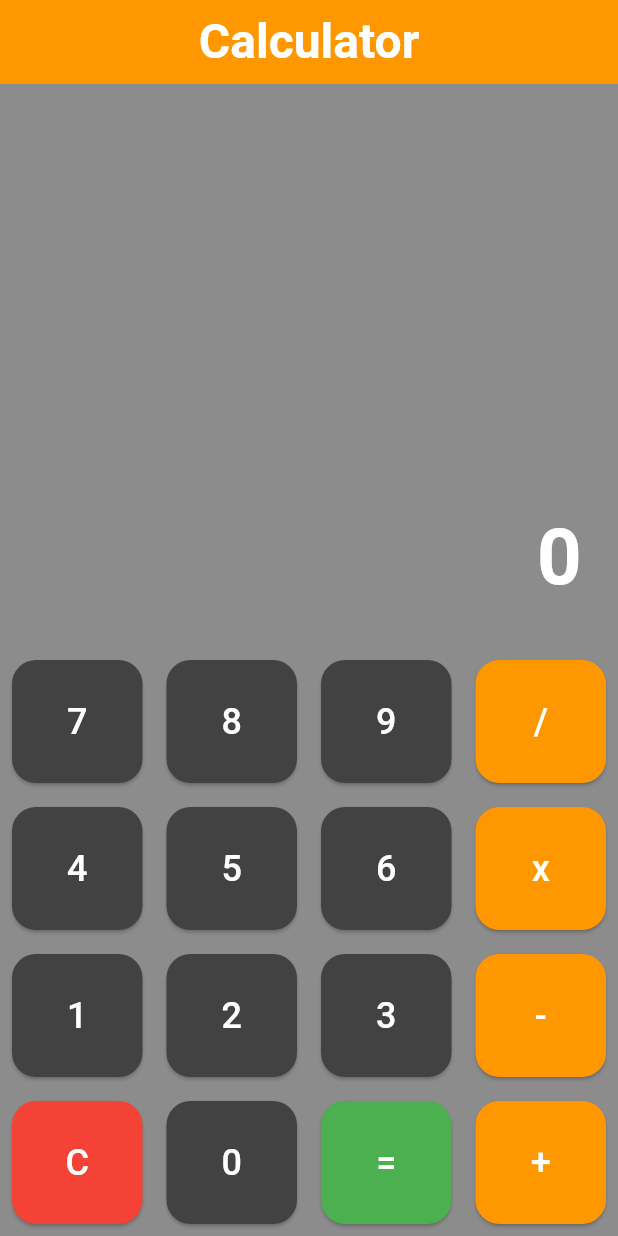
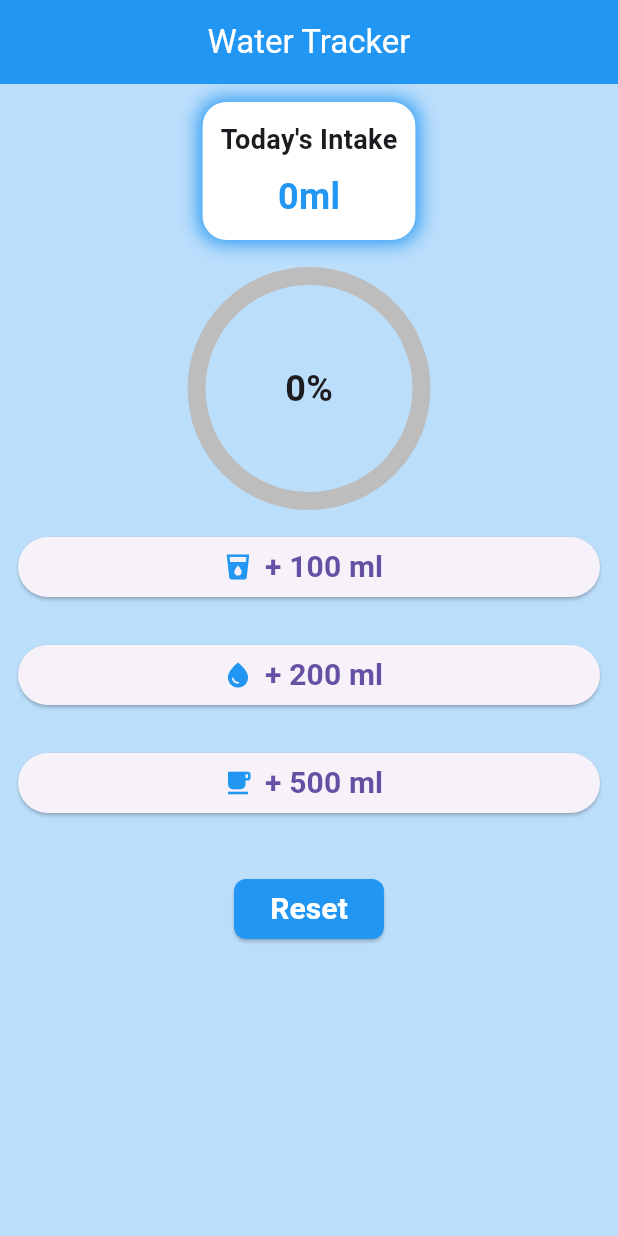
Before and after one commit to arifuzzaman292750/calculator_app_ostad, a Flutter app: the screen it shows after launch, on a phone screen of 412 x 824 dp. Run offline on Flutter 3.47's test engine with Material 3 defaults, Android fonts, the phone set to English and light mode, and no system bars.

Commit message:
add water tracker app

```diff
--- a/lib/app/my_app.dart
+++ b/lib/app/my_app.dart
@@ -1,4 +1,5 @@
 import 'package:batch_9_apps/features/calculator/ui/screens/calculator_screen.dart';
+import 'package:batch_9_apps/features/water-tracker/ui/screens/water_tracker_screen.dart';
 import 'package:flutter/material.dart';
 
 class MyApp extends StatelessWidget {
@@ -8,7 +9,7 @@ class MyApp extends StatelessWidget {
   Widget build(BuildContext context) {
     return MaterialApp(
       debugShowCheckedModeBanner: false,
-      home: CalculatorScreen(),
+      home: WaterTrackerScreen(),
     );
   }
 }
--- /dev/null
+++ b/lib/features/water-tracker/ui/screens/water_tracker_screen.dart
@@ -0,0 +1,143 @@
+import 'package:batch_9_apps/features/water-tracker/ui/widgets/add_water_button.dart';
+import 'package:flutter/material.dart';
+
+class WaterTrackerScreen extends StatefulWidget {
+  const WaterTrackerScreen({super.key});
+
+  @override
+  State<WaterTrackerScreen> createState() => _WaterTrackerScreenState();
+}
+
+class _WaterTrackerScreenState extends State<WaterTrackerScreen> {
+  @override
+  Widget build(BuildContext context) {
+
+    double progress = (_currentWaterIntake / _goal).clamp(0.0, 1.0);
+
+    return Scaffold(
+      backgroundColor: Colors.blue.shade100,
+      appBar: AppBar(
+        backgroundColor: Colors.blue,
+        foregroundColor: Colors.white,
+        centerTitle: true,
+        title: Text('Water Tracker'),
+      ),
+      body: SingleChildScrollView(
+        child: Center(
+          child: Column(
+            children: [
+              SizedBox(height: 12),
+              Container(
+                decoration: BoxDecoration(
+                  color: Colors.white,
+                  borderRadius: BorderRadius.circular(16),
+                  boxShadow: [
+                    BoxShadow(
+                      color: Colors.blue,
+                      spreadRadius: 2,
+                      blurRadius: 10,
+                    ),
+                  ],
+                ),
+                child: Padding(
+                  padding: const EdgeInsets.all(12.0),
+                  child: Column(
+                    spacing: 8,
+                    children: [
+                      Text(
+                        "Today's Intake",
+                        style: TextStyle(
+                          fontSize: 18,
+                          fontWeight: FontWeight.bold,
+                        ),
+                      ),
+                      Text(
+                        '${_currentWaterIntake}ml',
+                        style: TextStyle(
+                            fontSize: 24,
+                            fontWeight: FontWeight.bold,
+                            color: Colors.blue),
+                      ),
+                    ],
+                  ),
+                ),
+              ),
+              SizedBox(height: 24),
+              Stack(
+                alignment: Alignment.center,
+                children: [
+                  SizedBox(
+                    width: 150,
+                    height: 150,
+                    child: CircularProgressIndicator(
+                      value: progress,
+                      backgroundColor: Colors.grey.shade400,
+                      color: Colors.blue,
+                      strokeWidth: 12,
+                    ),
+                  ),
+                  Text(
+                    '${(progress * 100).toInt()}%',
+                    style: TextStyle(fontSize: 24, fontWeight: FontWeight.bold),
+                  ),
+                ],
+              ),
+              SizedBox(height: 8),
+              Wrap(
+                children: [
+                  AddWaterButton(
+                    amount: 100,
+                    icon: Icons.local_drink,
+                    onPressed: () => _addWater(100),
+                  ),
+                  AddWaterButton(
+                    amount: 200,
+                    onPressed: () => _addWater(200),
+                  ),
+                  AddWaterButton(
+                    amount: 500,
+                    icon: Icons.local_cafe,
+                    onPressed: () => _addWater(500),
+                  ),
+                ],
+              ),
+              SizedBox(height: 24),
+              ElevatedButton(
+                style: ElevatedButton.styleFrom(
+                  backgroundColor: Colors.blue,
+                  foregroundColor: Colors.white,
+                  shape: RoundedRectangleBorder(
+                    borderRadius: BorderRadius.circular(8),
+                  ),
+                ),
+                onPressed: _resetWater,
+                child: Text(
+                  'Reset',
+                  style: TextStyle(
+                    fontSize: 20,
+                    fontWeight: FontWeight.bold,
+                  ),
+                ),
+              ),
+            ],
+          ),
+        ),
+      ),
+    );
+  }
+
+  int _currentWaterIntake = 0;
+  final _goal = 2000;
+
+  void _addWater(int amount) {
+    if (_currentWaterIntake < _goal) {
+      _currentWaterIntake = (_currentWaterIntake + amount).clamp(0, _goal);
+      setState(() {});
+    }
+  }
+
+  void _resetWater() {
+    _currentWaterIntake = 0;
+    setState(() {});
+  }
+}
--- /dev/null
+++ b/lib/features/water-tracker/ui/widgets/add_water_button.dart
@@ -0,0 +1,35 @@
+import 'package:flutter/material.dart';
+
+class AddWaterButton extends StatelessWidget {
+  AddWaterButton({
+    super.key,
+    required this.amount,
+    this.icon,
+    required this.onPressed,
+  });
+
+  final int amount;
+  IconData? icon;
+  final VoidCallback onPressed;
+
+  @override
+  Widget build(BuildContext context) {
+    return SizedBox(
+      width: double.infinity,
+      child: Padding(
+        padding: const EdgeInsets.all(12.0),
+        child: ElevatedButton.icon(
+          onPressed: onPressed,
+          label: Text(
+            '+ $amount ml',
+            style: TextStyle(
+              fontSize: 20,
+              fontWeight: FontWeight.bold,
+            ),
+          ),
+          icon: Icon(icon ?? Icons.water_drop, color: Colors.blue, size: 20),
+        ),
+      ),
+    );
+  }
+}
```
